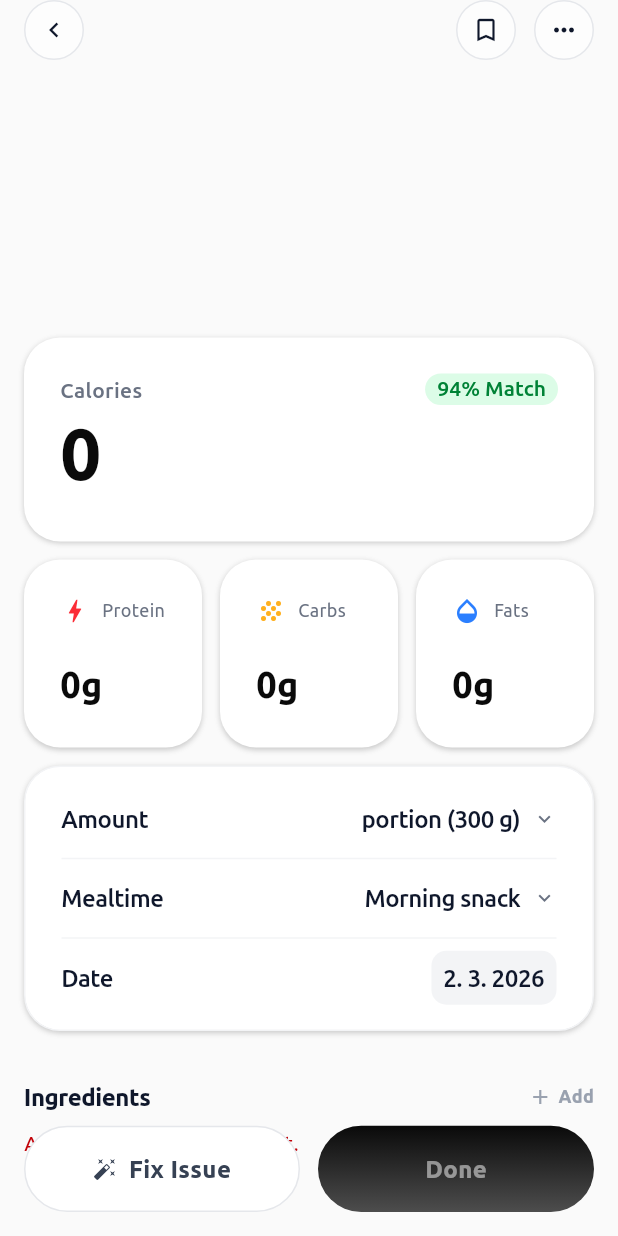
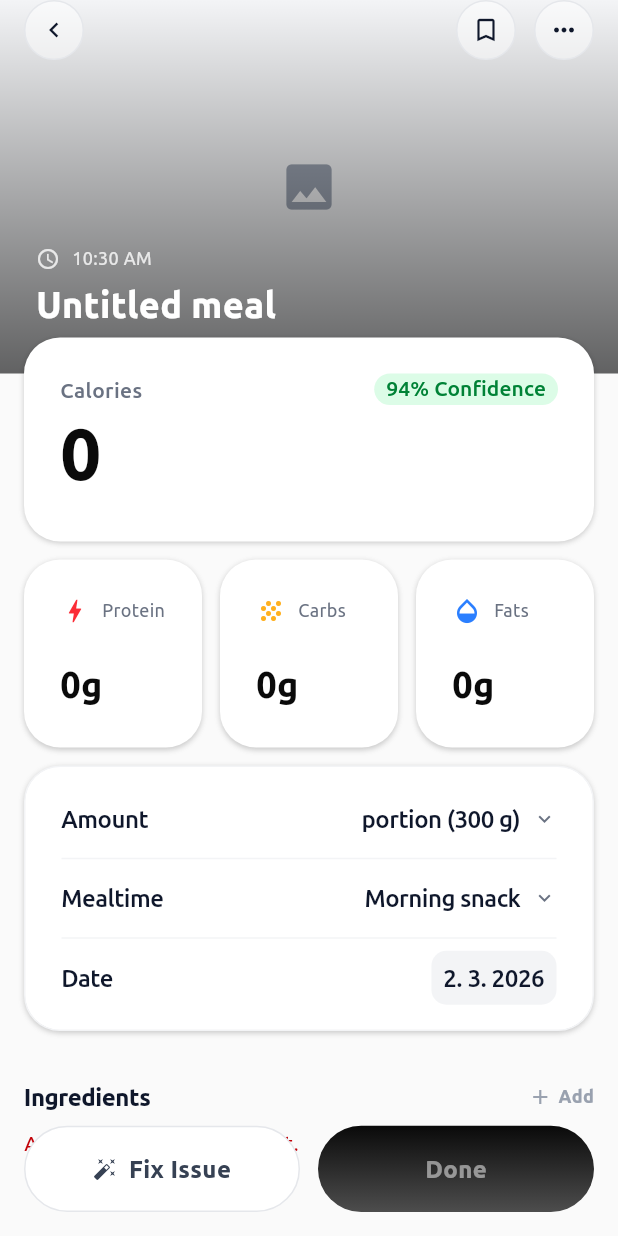
Before and after one commit to JakubAndras/foody, a Flutter app: the EditMealScreen screen opened directly with empty values, on a phone screen of 412 x 824 dp. Run offline on Flutter 3.47's test engine with Material 3 defaults, Android fonts, the phone set to English and light mode, and no system bars; our stand-ins replace camera, connectivity_plus, csv, dio, easy_localization, floor and 15 more; missing offline and left inert: home_widget, html_character_entities, liquid_glass_easy, mobile_scanner; accounts and stored records are empty; generated files the repository leaves out were written again.

Commit message:
duplikace jidla, confidence

```diff
--- a/lib/database/app_database.dart
+++ b/lib/database/app_database.dart
@@ -17,7 +17,7 @@ import 'dao/meal_dao.dart';
 
 part 'app_database.g.dart';
 
-const _databaseVersion = 7;
+const _databaseVersion = 8;
 
 @TypeConverters([DateTimeConverter])
 @Database(version: _databaseVersion, entities: [DayRecordEntity, MealEntity, IngredientEntity, WeightEntryEntity, ExerciseEntity])
--- a/lib/database/entities/ingredient_entity.dart
+++ b/lib/database/entities/ingredient_entity.dart
@@ -23,6 +23,7 @@ class IngredientEntity {
   final double proteins;
   final double carbs;
   final double fats;
+  final double? confidence;
 
   IngredientEntity({
     this.id,
@@ -33,6 +34,7 @@ class IngredientEntity {
     required this.proteins,
     required this.carbs,
     required this.fats,
+    this.confidence,
   });
 
   IngredientEntity copyWith({
@@ -44,6 +46,7 @@ class IngredientEntity {
     double? proteins,
     double? carbs,
     double? fats,
+    double? confidence,
   }) {
     return IngredientEntity(
       id: id ?? this.id,
@@ -54,6 +57,7 @@ class IngredientEntity {
       proteins: proteins ?? this.proteins,
       carbs: carbs ?? this.carbs,
       fats: fats ?? this.fats,
+      confidence: confidence ?? this.confidence,
     );
   }
 }
--- a/lib/database/entities/meal_entity.dart
+++ b/lib/database/entities/meal_entity.dart
@@ -21,6 +21,7 @@ class MealEntity {
   final DateTime timestamp;
   final String? photoPath;
   final bool isFavorite;
+  final double? confidence;
 
   MealEntity({
     this.id,
@@ -29,6 +30,7 @@ class MealEntity {
     required this.timestamp,
     this.photoPath,
     this.isFavorite = false,
+    this.confidence,
   });
 
   MealEntity copyWith({
@@ -38,6 +40,7 @@ class MealEntity {
     DateTime? timestamp,
     String? photoPath,
     bool? isFavorite,
+    double? confidence,
   }) {
     return MealEntity(
       id: id ?? this.id,
@@ -46,6 +49,7 @@ class MealEntity {
       timestamp: timestamp ?? this.timestamp,
       photoPath: photoPath ?? this.photoPath,
       isFavorite: isFavorite ?? this.isFavorite,
+      confidence: confidence ?? this.confidence,
     );
   }
 }
--- a/lib/database/migrations.dart
+++ b/lib/database/migrations.dart
@@ -79,3 +79,8 @@ final Migration migration5to6 = Migration(5, 6, (database) async {
 final Migration migration6to7 = Migration(6, 7, (database) async {
   await database.execute('ALTER TABLE `Exercise` ADD COLUMN `isFavorite` INTEGER NOT NULL DEFAULT 0');
 });
+
+final Migration migration7to8 = Migration(7, 8, (database) async {
+  await database.execute('ALTER TABLE `Meal` ADD COLUMN `confidence` REAL');
+  await database.execute('ALTER TABLE `Ingredient` ADD COLUMN `confidence` REAL');
+});
--- a/lib/locator.dart
+++ b/lib/locator.dart
@@ -36,7 +36,7 @@ import 'database/migrations.dart';
 Future<void> setupServices() async {
   await MediaStorage.initialize();
   final AppDatabase db = await Get.putAsync(
-      () => $FloorAppDatabase.databaseBuilder(AppDatabase.databaseName).addMigrations([migration1to2, migration2to3, migration3to4, migration4to5, migration5to6, migration6to7]).build());
+      () => $FloorAppDatabase.databaseBuilder(AppDatabase.databaseName).addMigrations([migration1to2, migration2to3, migration3to4, migration4to5, migration5to6, migration6to7, migration7to8]).build());
 
   /// Inicializace singleton GetxService - jednodušší nalezení controlleru v paměti;
   Get.lazyPut<SharedPreferencesService>(() => SharedPreferencesService());
--- a/lib/model/ingredient.dart
+++ b/lib/model/ingredient.dart
@@ -7,6 +7,7 @@ class Ingredient {
   final double proteins;
   final double carbs;
   final double fats;
+  final double? confidence;
 
   Ingredient({
     this.id,
@@ -17,6 +18,7 @@ class Ingredient {
     required this.proteins,
     required this.carbs,
     required this.fats,
+    this.confidence,
   });
 
   // Factory constructor for creating a new Ingredient instance from a map.
@@ -30,6 +32,7 @@ class Ingredient {
       proteins: (json['proteins'] as num).toDouble(),
       carbs: (json['carbs'] as num).toDouble(),
       fats: (json['fats'] as num).toDouble(),
+      confidence: (json['confidence'] as num?)?.toDouble(),
     );
   }
 
@@ -44,6 +47,7 @@ class Ingredient {
       'proteins': proteins,
       'carbs': carbs,
       'fats': fats,
+      'confidence': confidence,
     };
   }
 
@@ -57,6 +61,7 @@ class Ingredient {
     double? proteins,
     double? carbs,
     double? fats,
+    double? confidence,
   }) {
     return Ingredient(
       id: id ?? this.id,
@@ -67,6 +72,7 @@ class Ingredient {
       proteins: proteins ?? this.proteins,
       carbs: carbs ?? this.carbs,
       fats: fats ?? this.fats,
+      confidence: confidence ?? this.confidence,
     );
   }
 }
--- a/lib/model/meal.dart
+++ b/lib/model/meal.dart
@@ -9,6 +9,7 @@ class Meal {
   final DateTime timestamp;
   final String? photoPath;
   final bool isFavorite;
+  final double? confidence;
 
   Meal({
     this.id,
@@ -18,6 +19,7 @@ class Meal {
     required this.timestamp,
     this.photoPath,
     this.isFavorite = false,
+    this.confidence,
   });
 
   // Factory constructor for creating a new Meal instance from a map.
@@ -32,6 +34,7 @@ class Meal {
       timestamp: DateTime.parse(json['timestamp'] as String),
       photoPath: json['photoPath'] as String?,
       isFavorite: json['isFavorite'] as bool? ?? false,
+      confidence: (json['confidence'] as num?)?.toDouble(),
     );
   }
 
@@ -52,14 +55,16 @@ class Meal {
         calories: ingResponse.nutritionalValues.calories.toDouble(),
         proteins: ingResponse.nutritionalValues.proteins,
         carbs: ingResponse.nutritionalValues.carbs,
-        fats: ingResponse.nutritionalValues.fats, // Corrected from 'fats' to 'fat' if Ingredient model uses 'fat'
+        fats: ingResponse.nutritionalValues.fats,
+        confidence: ingResponse.confidence,
       );
     }).toList();
 
     return Meal(
       name: answer.name,
       ingredients: ingredients,
-      timestamp: DateTime.now(), // Defaulting to current time, adjust if needed
+      timestamp: DateTime.now(),
+      confidence: answer.confidence,
     );
   }
 
@@ -73,6 +78,7 @@ class Meal {
       'timestamp': timestamp.toIso8601String(),
       'photoPath': photoPath,
       'isFavorite': isFavorite,
+      'confidence': confidence,
     };
   }
 
@@ -84,6 +90,7 @@ class Meal {
     DateTime? timestamp,
     String? photoPath,
     bool? isFavorite,
+    double? confidence,
   }) {
     return Meal(
       id: id ?? this.id,
@@ -93,6 +100,7 @@ class Meal {
       timestamp: timestamp ?? this.timestamp,
       photoPath: photoPath ?? this.photoPath,
       isFavorite: isFavorite ?? this.isFavorite,
+      confidence: confidence ?? this.confidence,
     );
   }
 
--- a/lib/screens/dashboard_screen.dart
+++ b/lib/screens/dashboard_screen.dart
@@ -1,7 +1,9 @@
 import 'package:diplomka/controller/dashboard_controller.dart';
+import 'package:diplomka/controller/day_record_controller.dart';
 import 'package:diplomka/screens/meals/meal_detail_screen.dart';
 import 'package:diplomka/screens/profile/profile_widgets.dart';
 import 'package:diplomka/services/day_record_repository.dart';
+import 'package:diplomka/services/selected_date_service.dart';
 import 'package:diplomka/widgets/calories_card.dart';
 import 'package:easy_localization/easy_localization.dart';
 import 'package:diplomka/generated/locale_keys.g.dart';
@@ -96,6 +98,15 @@ class DashboardScreen extends GetView<_DashboardScreenController> {
                                     onMealTap: (meal) async {
                                       await Get.to(() => MealDetailScreen(meal: meal));
                                       dashboardController.refresh();
+                                    },
+                                    onMealLongPress: (meal) async {
+                                      final today = DateTime.now();
+                                      final todayNormalized = DateTime(today.year, today.month, today.day);
+                                      final duplicate = meal.copyWith(id: null, dayRecordId: null, timestamp: today);
+                                      await DayRecordController.to.saveMealForDate(date: todayNormalized, mealToSave: duplicate);
+                                      SelectedDateService.to.setSelectedDate(todayNormalized);
+                                      dashboardController.refresh();
+                                      Get.snackbar(tr(LocaleKeys.meal_duplicated), meal.name, snackPosition: SnackPosition.BOTTOM);
                                     },
                                   ),
                                 ],
--- a/lib/screens/meals/edit_meal_screen.dart
+++ b/lib/screens/meals/edit_meal_screen.dart
@@ -1,4 +1,5 @@
 import 'package:diplomka/app_theme.dart';
+import 'package:diplomka/controller/dashboard_controller.dart';
 import 'package:diplomka/controller/day_record_controller.dart';
 import 'package:diplomka/generated/locale_keys.g.dart';
 import 'package:diplomka/model/ingredient.dart';
@@ -158,15 +159,27 @@ class _EditMealScreenState extends State<EditMealScreen> {
     if (_heroImage == null) return const SizedBox.shrink();
 
     return Positioned(
+      top: 0,
+      left: 0,
+      right: 0,
+      height: AppSizes.mealHeroHeight,
+      child: ClipRect(
+        child: IgnorePointer(
+          child: Stack(
+            children: [
+              Positioned(
                 top: _heroBackdropTop,
                 left: 0,
                 right: 0,
                 height: _heroBackdropHeight,
-      child: IgnorePointer(
                 child: Image(
                   image: _heroImage!,
                   fit: BoxFit.cover,
                   alignment: _heroImageAlignment,
+                ),
+              ),
+            ],
+          ),
         ),
       ),
     );
@@ -262,6 +275,24 @@ class _EditMealScreenState extends State<EditMealScreen> {
     if (!mounted) return;
     setState(() => _isSaving = false);
     Get.back(result: mealToSave);
+  }
+
+  Future<void> _handleDuplicateMeal() async {
+    final today = DateTime.now();
+    final todayNormalized = DateTime(today.year, today.month, today.day);
+    final duplicate = _buildWorkingMeal(forDate: todayNormalized).copyWith(
+      id: null,
+      dayRecordId: null,
+      timestamp: today,
+    );
+    await DayRecordController.to.saveMealForDate(
+      date: todayNormalized,
+      mealToSave: duplicate,
+    );
+    SelectedDateService.to.setSelectedDate(todayNormalized);
+    DashboardController.to.refresh();
+    if (!mounted) return;
+    Get.snackbar(tr(LocaleKeys.meal_duplicated), _meal.name, snackPosition: SnackPosition.BOTTOM);
   }
 
   Future<void> _handlePrimaryAction() async {
@@ -387,6 +418,14 @@ class _EditMealScreenState extends State<EditMealScreen> {
                           onTap: () {
                             Navigator.of(context).pop();
                             Get.to(() => const ReportMealScreen());
+                          },
+                        ),
+                        GlassActionSheetItem(
+                          label: tr(LocaleKeys.meal_duplicate_to_today),
+                          icon: Icons.content_copy_outlined,
+                          onTap: () {
+                            Navigator.of(context).pop();
+                            _handleDuplicateMeal();
                           },
                         ),
                         GlassActionSheetItem(
@@ -626,28 +665,28 @@ class _EditMealScreenState extends State<EditMealScreen> {
         backgroundColor: AppColors.backgroundAlt,
         body: Stack(
           children: [
-            _buildHeroBackdrop(),
+           // _buildHeroBackdrop(),
             SingleChildScrollView(
               controller: _scrollController,
               padding: EdgeInsets.only(bottom: bottomActionClearance),
               child: Stack(
                 children: [
-                  Positioned.fill(
-                    top: 24,
-                    child: Column(
-                      children: [
-                        SizedBox(height: AppSizes.mealHeroHeight - heroOverlap),
-                        Expanded(
-                          child: DecoratedBox(
-                            decoration: const BoxDecoration(
-                              color: AppColors.backgroundAlt,
-                            ),
-                            child: const SizedBox.expand(),
-                          ),
-                        ),
-                      ],
-                    ),
-                  ),
+                  // Positioned.fill(
+                  //   top: 24,
+                  //   child: Column(
+                  //     children: [
+                  //       SizedBox(height: AppSizes.mealHeroHeight - heroOverlap),
+                  //       Expanded(
+                  //         child: DecoratedBox(
+                  //           decoration: const BoxDecoration(
+                  //             color: AppColors.backgroundAlt,
+                  //           ),
+                  //           child: const SizedBox.expand(),
+                  //         ),
+                  //       ),
+                  //     ],
+                  //   ),
+                  // ),
                   Column(
                     crossAxisAlignment: CrossAxisAlignment.start,
                     children: [
@@ -700,6 +739,15 @@ class _EditMealScreenState extends State<EditMealScreen> {
                           height: AppSizes.mealHeroHeight + AppSizes.caloriesCardHeight - heroOverlap,
                           child: Stack(
                             children: [
+                              GestureDetector(
+                                onTap: _isBusy ? null : _openMealNameEditor,
+                                child: MealHeroHeader(
+                                  title: _mealTitle,
+                                  timeLabel: _formatTime(_meal.timestamp),
+                                  image: _heroImage,
+                                  imageAlignment: _heroImageAlignment,
+                                ),
+                              ),
                               Positioned(
                                 left: AppSpacing.edge,
                                 right: AppSpacing.edge,
@@ -932,11 +980,11 @@ class _EditMealScreenState extends State<EditMealScreen> {
   String _matchText(MatchBadgeVariant variant) {
     switch (variant) {
       case MatchBadgeVariant.medium:
-        return '72% Match';
+        return '72% Confidence';
       case MatchBadgeVariant.low:
-        return '48% Match';
+        return '48% Confidence';
       case MatchBadgeVariant.good:
-        return '94% Match';
+        return '94% Confidence';
     }
   }
 }
--- a/lib/screens/meals/meal_components.dart
+++ b/lib/screens/meals/meal_components.dart
@@ -15,6 +15,7 @@ class MealHeroHeader extends StatelessWidget {
   final String timeLabel;
   final ImageProvider? image;
   final Alignment imageAlignment;
+  final double? confidence;
 
   const MealHeroHeader({
     super.key,
@@ -22,6 +23,7 @@ class MealHeroHeader extends StatelessWidget {
     required this.timeLabel,
     this.image,
     this.imageAlignment = Alignment.center,
+    this.confidence,
   });
 
   @override
@@ -70,19 +72,27 @@ class MealHeroHeader extends StatelessWidget {
               children: [
                 Row(
                   children: [
-                    const Icon(Icons.access_time, size: AppSizes.iconSm, color: AppColors.onPrimary),
+                    Icon(Icons.access_time, size: AppSizes.iconSm, color: AppColors.onPrimary.withValues(alpha: 0.8)),
                     const SizedBox(width: AppSpacing.xs),
-                    Text(
-                      timeLabel,
-                      style: AppTextStyles.caption12.copyWith(color: AppColors.onPrimary.withValues(alpha: 0.8)),
-                    ),
+                    Column(
+                      children: [
+                        Text(
+                          timeLabel,
+                          style: AppTextStyles.caption12.copyWith(color: AppColors.onPrimary.withValues(alpha: 0.8)),
+                        ),
+                        const SizedBox(height: 0.5),
+                      ],
+                    )
                   ],
                 ),
                 const SizedBox(height: AppSpacing.xxs),
                 Text(
                   title,
+                  maxLines: 1,
+                  overflow: TextOverflow.ellipsis,
                   style: AppTextStyles.title24.copyWith(color: AppColors.onPrimary),
                 ),
+                const SizedBox(height: AppSpacing.xxs),
               ],
             ),
           ),
@@ -139,6 +149,25 @@ class MatchBadge extends StatelessWidget {
         style: AppTextStyles.badge14.copyWith(color: _textColor),
       ),
     );
+  }
+}
+
+class ConfidenceBadge extends StatelessWidget {
+  final double confidence;
+
+  const ConfidenceBadge({super.key, required this.confidence});
+
+  MatchBadgeVariant get _variant {
+    if (confidence >= 0.7) return MatchBadgeVariant.good;
+    if (confidence >= 0.45) return MatchBadgeVariant.medium;
+    return MatchBadgeVariant.low;
+  }
+
+  String get _label => '${(confidence * 100).round()}%';
+
+  @override
+  Widget build(BuildContext context) {
+    return MatchBadge(text: _label, variant: _variant);
   }
 }
 
--- a/lib/services/day_record_repository.dart
+++ b/lib/services/day_record_repository.dart
@@ -89,6 +89,7 @@ class DayRecordRepository extends GetxService {
       timestamp: meal.timestamp,
       photoPath: meal.photoPath,
       isFavorite: meal.isFavorite,
+      confidence: meal.confidence,
     );
 
     int mealId;
@@ -109,6 +110,7 @@ class DayRecordRepository extends GetxService {
               proteins: ingredient.proteins,
               carbs: ingredient.carbs,
               fats: ingredient.fats,
+              confidence: ingredient.confidence,
             ))
         .toList();
 
@@ -159,6 +161,7 @@ class DayRecordRepository extends GetxService {
       timestamp: meal.timestamp,
       photoPath: meal.photoPath,
       isFavorite: isFavorite,
+      confidence: meal.confidence,
     );
     await _mealDao.updateMeal(entity);
   }
@@ -214,6 +217,7 @@ class DayRecordRepository extends GetxService {
             timestamp: mealEntity.timestamp,
             photoPath: nextPhotoPath,
             isFavorite: mealEntity.isFavorite,
+            confidence: mealEntity.confidence,
           ),
         );
       }
@@ -262,6 +266,7 @@ class DayRecordRepository extends GetxService {
             proteins: ingredient.proteins,
             carbs: ingredient.carbs,
             fats: ingredient.fats,
+            confidence: ingredient.confidence,
           ),
         )
         .toList();
@@ -274,6 +279,7 @@ class DayRecordRepository extends GetxService {
       timestamp: mealEntity.timestamp,
       photoPath: mealEntity.photoPath,
       isFavorite: mealEntity.isFavorite,
+      confidence: mealEntity.confidence,
     );
   }
 
--- a/lib/widgets/recently_uploaded_card.dart
+++ b/lib/widgets/recently_uploaded_card.dart
@@ -4,6 +4,7 @@ import 'dart:math';
 import 'package:diplomka/controller/dashboard_controller.dart';
 import 'package:diplomka/model/exercise.dart';
 import 'package:diplomka/model/meal.dart';
+import 'package:diplomka/screens/meals/meal_components.dart';
 import 'package:diplomka/utils/media_storage.dart';
 import 'package:diplomka/widgets/progress_ring.dart';
 import 'package:easy_localization/easy_localization.dart';
@@ -18,6 +19,7 @@ class RecentlyUploadedCard extends StatelessWidget {
   final List<Exercise> exercises;
   final DateTime selectedDate;
   final Function(Meal meal)? onMealTap;
+  final Function(Meal meal)? onMealLongPress;
   final Function(Exercise exercise)? onExerciseTap;
 
   const RecentlyUploadedCard({
@@ -26,6 +28,7 @@ class RecentlyUploadedCard extends StatelessWidget {
     required this.exercises,
     required this.selectedDate,
     this.onMealTap,
+    this.onMealLongPress,
     this.onExerciseTap,
   });
 
@@ -160,6 +163,7 @@ class RecentlyUploadedCard extends StatelessWidget {
 
     return GestureDetector(
       onTap: () => onMealTap?.call(meal),
+      onLongPress: () => onMealLongPress?.call(meal),
       child: Container(
         height: AppSizes.mealCardHeight,
         margin: const EdgeInsets.symmetric(vertical: AppSpacing.xxs + 1),
@@ -227,6 +231,10 @@ class RecentlyUploadedCard extends StatelessWidget {
                         _MacroDot(value: meal.totalCarbs.toStringAsFixed(0), color: AppColors.macroCarbs),
                         const SizedBox(width: AppSpacing.s),
                         _MacroDot(value: meal.totalFats.toStringAsFixed(0), color: AppColors.macroFats),
+                        if (meal.confidence != null) ...[
+                          const Spacer(),
+                          ConfidenceBadge(confidence: meal.confidence!),
+                        ],
                       ],
                     ),
                   ],
```
Also changed, not shown: assets/translations/cs.json (+7 -1 lines), assets/translations/en.json (+7 -1 lines), lib/database/app_database.g.dart, lib/generated/codegen_loader.g.dart, lib/generated/locale_keys.g.dart, 2 other files. Lines whose indentation alone changed are shown as unchanged.
